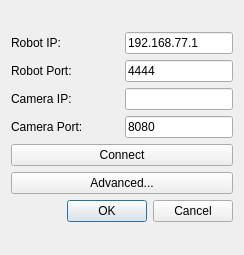
Qt form connectForm.ui (trikset/trik-desktop-gamepad) before a commit.
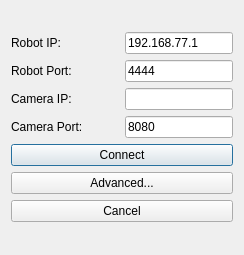
The same form after that commit.

```diff
--- a/connectForm.ui
+++ b/connectForm.ui
@@ -158,17 +158,14 @@
          </property>
         </widget>
        </item>
-      </layout>
-     </item>
      <item>
-      <widget class="QDialogButtonBox" name="buttonBox">
-       <property name="autoFillBackground">
-        <bool>false</bool>
-       </property>
-       <property name="standardButtons">
-        <set>QDialogButtonBox::Cancel|QDialogButtonBox::Ok</set>
-       </property>
-      </widget>
+        <widget class="QPushButton" name="cancelButton">
+         <property name="text">
+          <string>Cancel</string>
+         </property>
+        </widget>
+       </item>
+      </layout>
      </item>
     </layout>
    </item>
```
Lines whose indentation alone changed are shown as unchanged.
